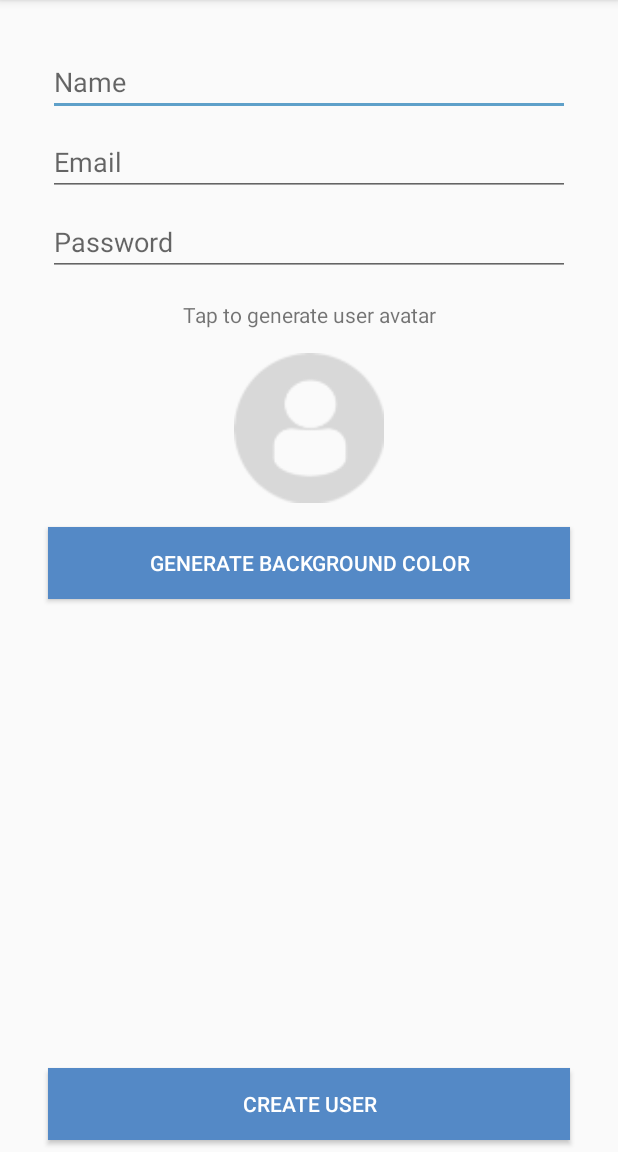
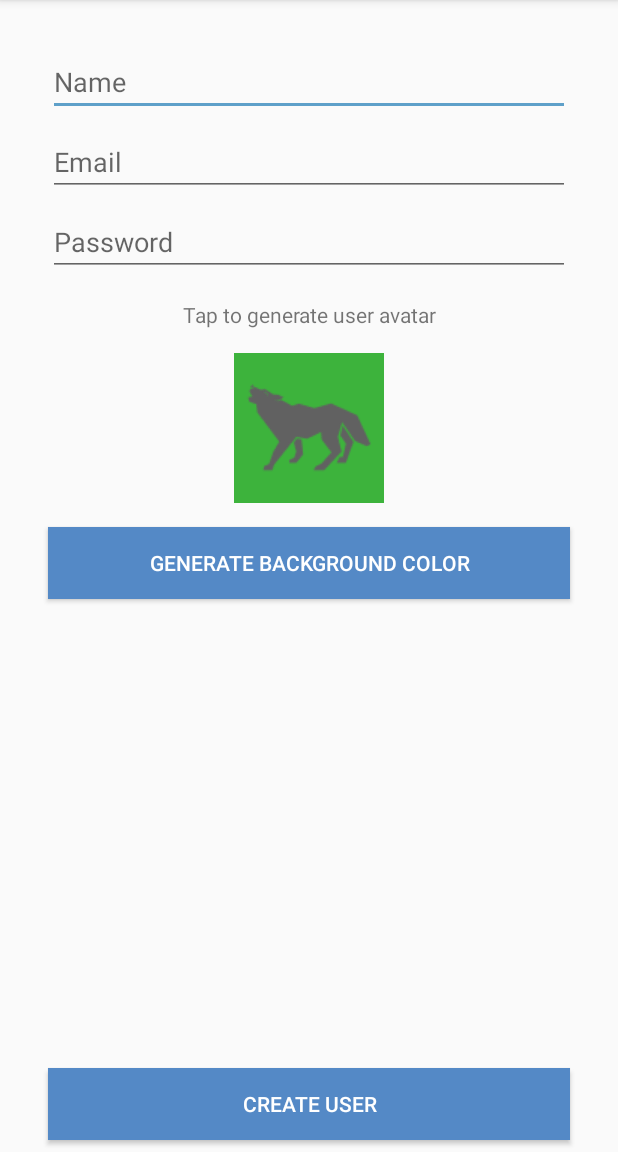
Before and after one commit to nitishmaropost/Smack, an Android app: the CreateUserActivity screen opened directly, with no data from a screen before it, after a tap on "GENERATE BACKGROUND COLOR", on a phone screen of 412 x 824 dp, the part 84-1236 px from its top. Run offline under Robolectric (Android 15) with nearby library versions, the phone set to English and light mode, and no system bars; 1 other tap on this screen came first.

Commit message:
Implemented avatar and user image background color

```diff
--- a/app/src/main/java/com/coderswag/nitish/smack/smack/Controllers/CreateUserActivity.kt
+++ b/app/src/main/java/com/coderswag/nitish/smack/smack/Controllers/CreateUserActivity.kt
@@ -1,11 +1,18 @@
 package com.coderswag.nitish.smack.smack.Controllers
 
+import android.graphics.Color
 import android.support.v7.app.AppCompatActivity
 import android.os.Bundle
 import android.view.View
 import com.coderswag.nitish.smack.R
+import kotlinx.android.synthetic.main.activity_create_user.*
+import kotlinx.android.synthetic.main.nav_header_main.*
+import java.util.*
 
 class CreateUserActivity : AppCompatActivity() {
+
+    var userAvatar = "profileDefault"
+    var avatarColor = "[0.5, 0.5, 0.5, 1]"
 
     override fun onCreate(savedInstanceState: Bundle?) {
         super.onCreate(savedInstanceState)
@@ -13,11 +20,33 @@ class CreateUserActivity : AppCompatActivity() {
     }
 
     fun generateUserAvatarImageClicked(view: View) {
+        val random = Random()
+        val color = random.nextInt(2)
+        val avatarNumber = random.nextInt(28)
+        if(color == 0) {
+            userAvatar = "light$avatarNumber"
+        }
+        else {
+            userAvatar = "dark$avatarNumber"
+        }
 
+        val resourceId = resources.getIdentifier(userAvatar, "drawable", packageName)
+        createAvatarImageView.setImageResource(resourceId)
     }
 
     fun backgroundColorButtonClicked(view: View) {
+        val random = Random()
+        val r = random.nextInt(255)
+        val g = random.nextInt(255)
+        val b = random.nextInt(255)
 
+        createAvatarImageView.setBackgroundColor(Color.rgb(r, g, b))
+
+        val savedR = r.toDouble() / 255
+        val savedG = g.toDouble() / 255
+        val savedB = b.toDouble() / 255
+        avatarColor = "[$savedR, $savedG, $savedB, 1]"
+        println(avatarColor)
     }
 
     fun createUserButtonClicked(view: View) {
```
